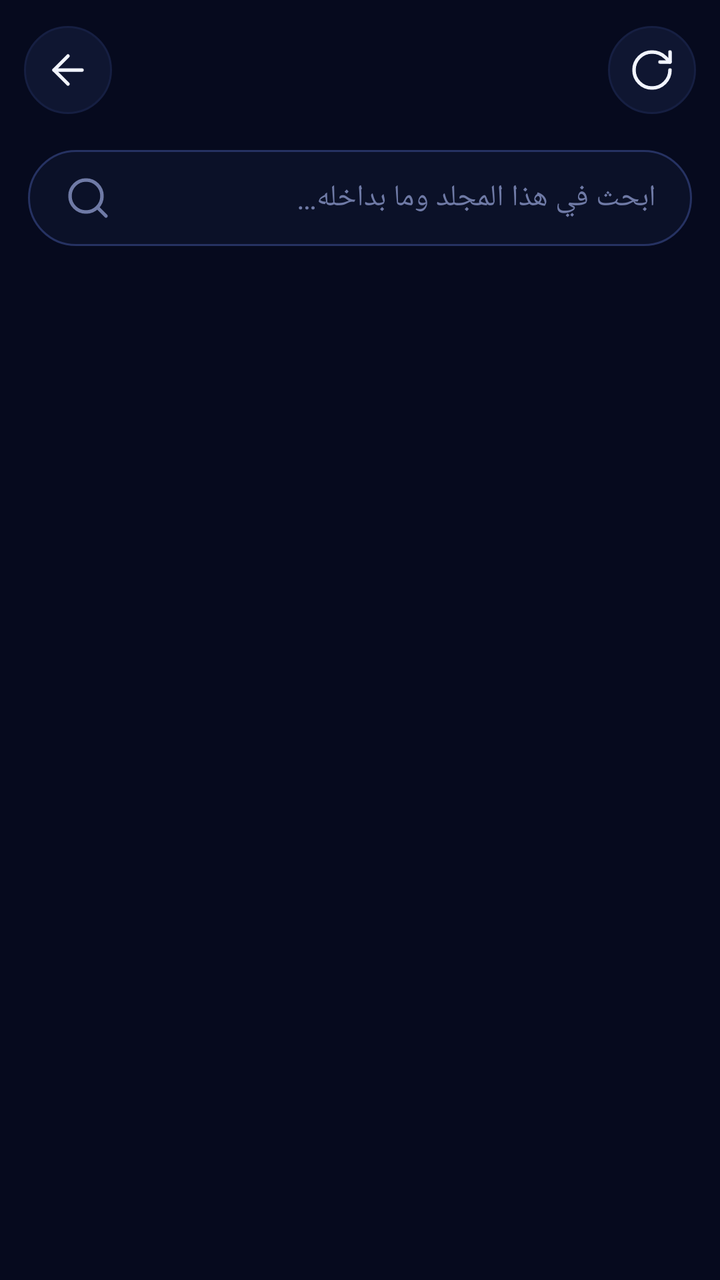
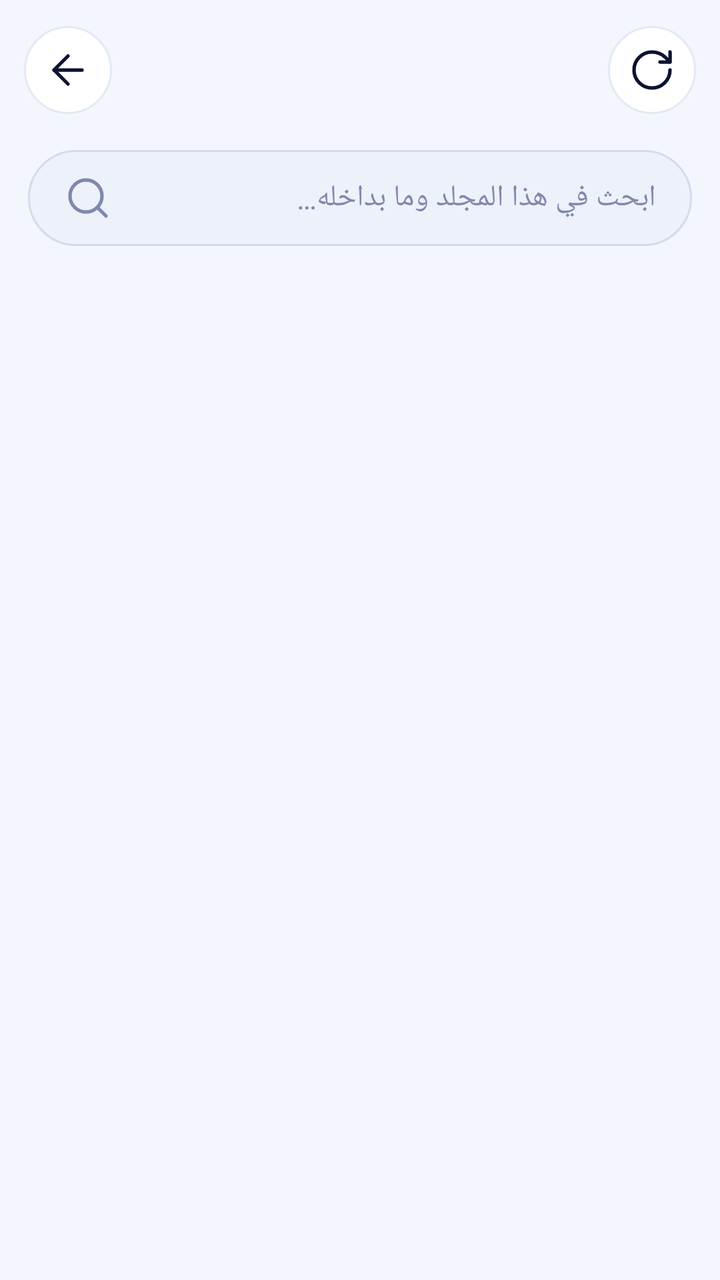

The first picture is an Android layout as it rendered before a commit; the second is the same layout after the commit. The layout source and the unified diff follow.
<!-- AndroidManifest.xml: application theme AppTheme -->
<!-- res/layout/activity_files.xml -->
<?xml version="1.0" encoding="utf-8"?>
<LinearLayout xmlns:android="http://schemas.android.com/apk/res/android"
    android:layout_width="match_parent"
    android:layout_height="match_parent"
    android:background="@color/bg"
    android:orientation="vertical">

    <include layout="@layout/view_header" />

    <ProgressBar
        android:id="@+id/loading"
        style="?android:attr/progressBarStyleHorizontal"
        android:layout_width="match_parent"
        android:layout_height="3dp"
        android:indeterminate="true"
        android:visibility="invisible" />

    
    <LinearLayout
        android:id="@+id/selBar"
        android:layout_width="match_parent"
        android:layout_height="wrap_content"
        android:layout_marginStart="14dp"
        android:layout_marginTop="4dp"
        android:layout_marginEnd="14dp"
        android:background="@drawable/bg_card"
        android:gravity="center_vertical"
        android:orientation="horizontal"
        android:paddingStart="8dp"
        android:paddingTop="4dp"
        android:paddingEnd="8dp"
        android:paddingBottom="4dp"
        android:visibility="gone">

        <ImageButton
            android:id="@+id/selClose"
            style="@style/IconButton"
            android:layout_width="38dp"
            android:layout_height="38dp"
            android:contentDescription="@string/cancel"
            android:src="@drawable/ic_cancel" />

        <TextView
            android:id="@+id/selCount"
            android:layout_width="0dp"
            android:layout_height="wrap_content"
            android:layout_marginStart="6dp"
            android:layout_weight="1"
            android:singleLine="true"
            android:textColor="@color/text_primary"
            android:textSize="15sp" />

        <ImageButton
            android:id="@+id/selAll"
            style="@style/IconButton"
            android:layout_width="38dp"
            android:layout_height="38dp"
            android:layout_marginEnd="4dp"
            android:contentDescription="@string/fm_select_all"
            android:src="@drawable/ic_check_circle" />

        <ImageButton
            android:id="@+id/selCopy"
            style="@style/IconButton"
            android:layout_width="38dp"
            android:layout_height="38dp"
            android:layout_marginEnd="4dp"
            android:contentDescription="@string/fm_copy"
            android:src="@drawable/ic_copy" />

        <ImageButton
            android:id="@+id/selCut"
            style="@style/IconButton"
            android:layout_width="38dp"
            android:layout_height="38dp"
            android:layout_marginEnd="4dp"
            android:contentDescription="@string/fm_move"
            android:src="@drawable/ic_scissors" />

        <ImageButton
            android:id="@+id/selDelete"
            style="@style/IconButton"
            android:layout_width="38dp"
            android:layout_height="38dp"
            android:layout_marginEnd="4dp"
            android:contentDescription="@string/delete"
            android:src="@drawable/ic_delete" />

        <ImageButton
            android:id="@+id/selMore"
            style="@style/IconButton"
            android:layout_width="38dp"
            android:layout_height="38dp"
            android:contentDescription="@string/more"
            android:src="@drawable/ic_more" />
    </LinearLayout>

    <EditText
        android:id="@+id/search"
        android:layout_width="match_parent"
        android:layout_height="wrap_content"
        android:layout_marginStart="14dp"
        android:layout_marginTop="4dp"
        android:layout_marginEnd="14dp"
        android:background="@drawable/bg_input"
        android:drawableStart="@drawable/ic_search"
        android:drawablePadding="12dp"
        android:drawableTint="@color/text_hint"
        android:hint="@string/fm_search_hint"
        android:importantForAutofill="no"
        android:inputType="text"
        android:maxLines="1"
        android:paddingStart="18dp"
        android:paddingTop="12dp"
        android:paddingEnd="18dp"
        android:paddingBottom="12dp"
        android:textColor="@color/text_primary"
        android:textColorHint="@color/text_hint"
        android:textSize="15sp" />

    
    <HorizontalScrollView
        android:layout_width="match_parent"
        android:layout_height="wrap_content"
        android:paddingStart="16dp"
        android:paddingTop="10dp"
        android:paddingEnd="16dp"
        android:paddingBottom="2dp"
        android:scrollbars="none">

        <LinearLayout
            android:id="@+id/placesRow"
            android:layout_width="wrap_content"
            android:layout_height="wrap_content"
            android:orientation="horizontal" />
    </HorizontalScrollView>

    
    <HorizontalScrollView
        android:id="@+id/crumbScroll"
        android:layout_width="match_parent"
        android:layout_height="wrap_content"
        android:layoutDirection="ltr"
        android:paddingStart="16dp"
        android:paddingTop="6dp"
        android:paddingEnd="16dp"
        android:paddingBottom="0dp"
        android:scrollbars="none">

        <LinearLayout
            android:id="@+id/crumbRow"
            android:layout_width="wrap_content"
            android:layout_height="wrap_content"
            android:gravity="center_vertical"
            android:orientation="horizontal" />
    </HorizontalScrollView>

    
    <LinearLayout
        android:id="@+id/storageCard"
        android:layout_width="match_parent"
        android:layout_height="wrap_content"
        android:orientation="vertical">

        <TextView
            android:id="@+id/storageText"
            android:layout_width="match_parent"
            android:layout_height="wrap_content"
            android:paddingStart="26dp"
            android:paddingTop="8dp"
            android:paddingEnd="26dp"
            android:textColor="@color/text_secondary"
            android:textSize="12sp" />

        <FrameLayout
            android:id="@+id/storageBarHolder"
            android:layout_width="match_parent"
            android:layout_height="wrap_content" />
    </LinearLayout>

    
    <LinearLayout
        android:id="@+id/permBanner"
        android:layout_width="match_parent"
        android:layout_height="wrap_content"
        android:layout_marginStart="14dp"
        android:layout_marginTop="8dp"
        android:layout_marginEnd="14dp"
        android:background="@drawable/bg_card"
        android:orientation="vertical"
        android:padding="16dp"
        android:visibility="gone">

        <TextView
            android:layout_width="match_parent"
            android:layout_height="wrap_content"
            android:text="@string/fm_perm_title"
            android:textColor="@color/text_primary"
            android:textSize="15sp"
            android:textStyle="bold" />

        <TextView
            android:layout_width="match_parent"
            android:layout_height="wrap_content"
            android:layout_marginTop="4dp"
            android:lineSpacingMultiplier="1.15"
            android:text="@string/fm_perm_body"
            android:textColor="@color/text_secondary"
            android:textSize="13sp" />

        <Button
            android:id="@+id/permGrant"
            style="@style/BtnPrimary"
            android:layout_width="match_parent"
            android:layout_height="wrap_content"
            android:layout_marginTop="12dp"
            android:minHeight="46dp"
            android:text="@string/fm_perm_grant" />
    </LinearLayout>

    
    <LinearLayout
        android:id="@+id/pasteBar"
        android:layout_width="match_parent"
        android:layout_height="wrap_content"
        android:layout_marginStart="14dp"
        android:layout_marginTop="8dp"
        android:layout_marginEnd="14dp"
        android:background="@drawable/bg_card"
        android:gravity="center_vertical"
        android:orientation="horizontal"
        android:paddingStart="16dp"
        android:paddingTop="6dp"
        android:paddingEnd="8dp"
        android:paddingBottom="6dp"
        android:visibility="gone">

        <ImageView
            android:layout_width="22dp"
            android:layout_height="22dp"
            android:importantForAccessibility="no"
            android:src="@drawable/ic_clipboard"
            android:tint="@color/accent_text" />

        <TextView
            android:id="@+id/pasteText"
            android:layout_width="0dp"
            android:layout_height="wrap_content"
            android:layout_marginStart="12dp"
            android:layout_weight="1"
            android:singleLine="true"
            android:textColor="@color/text_primary"
            android:textSize="14sp" />

        <Button
            android:id="@+id/pasteGo"
            style="@style/BtnPrimary"
            android:layout_width="wrap_content"
            android:layout_height="wrap_content"
            android:minHeight="40dp"
            android:paddingStart="18dp"
            android:paddingEnd="18dp"
            android:text="@string/fm_paste_here"
            android:textSize="14sp" />

        <ImageButton
            android:id="@+id/pasteCancel"
            style="@style/IconButton"
            android:layout_marginStart="4dp"
            android:contentDescription="@string/cancel"
            android:src="@drawable/ic_cancel" />
    </LinearLayout>

    <TextView
        android:id="@+id/status"
        android:layout_width="match_parent"
        android:layout_height="wrap_content"
        android:paddingStart="26dp"
        android:paddingTop="8dp"
        android:paddingEnd="26dp"
        android:paddingBottom="4dp"
        android:textColor="@color/text_secondary"
        android:textSize="13sp"
        android:visibility="gone" />

    <FrameLayout
        android:layout_width="match_parent"
        android:layout_height="0dp"
        android:layout_weight="1">

        <ListView
            android:id="@+id/list"
            android:layout_width="match_parent"
            android:layout_height="match_parent"
            android:clipToPadding="false"
            android:divider="@null"
            android:dividerHeight="0dp"
            android:listSelector="@android:color/transparent"
            android:paddingTop="8dp"
            android:paddingBottom="24dp"
            android:scrollbars="none" />

        <TextView
            android:id="@+id/empty"
            android:layout_width="match_parent"
            android:layout_height="wrap_content"
            android:layout_gravity="center"
            android:drawablePadding="14dp"
            android:drawableTint="@color/text_hint"
            android:drawableTop="@drawable/ic_folder"
            android:gravity="center"
            android:padding="32dp"
            android:textColor="@color/text_hint"
            android:textSize="15sp"
            android:visibility="gone" />
    </FrameLayout>
</LinearLayout>
<!-- res/layout/view_header.xml (included above) -->
<?xml version="1.0" encoding="utf-8"?>
<LinearLayout xmlns:android="http://schemas.android.com/apk/res/android"
    xmlns:app="http://schemas.android.com/apk/res-auto"
    android:layout_width="match_parent"
    android:layout_height="wrap_content"
    android:gravity="center_vertical"
    android:minHeight="68dp"
    android:orientation="horizontal"
    android:paddingStart="12dp"
    android:paddingTop="10dp"
    android:paddingEnd="12dp"
    android:paddingBottom="8dp">

    <ImageButton
        android:id="@+id/btnBack"
        style="@style/IconButton"
        android:contentDescription="@string/back"
        android:src="@drawable/ic_back" />

    <LinearLayout
        android:layout_width="0dp"
        android:layout_height="wrap_content"
        android:layout_weight="1"
        android:gravity="start"
        android:orientation="vertical"
        android:paddingStart="10dp"
        android:paddingEnd="8dp">

        <TextView
            android:id="@+id/title"
            android:layout_width="match_parent"
            android:layout_height="wrap_content"
            android:ellipsize="end"
            android:fontFamily="serif"
            android:gravity="start"
            android:maxLines="1"
            android:textAlignment="viewStart"
            android:textColor="@color/text_primary"
            android:textSize="22sp"
            app:autoSizeMaxTextSize="22sp"
            app:autoSizeMinTextSize="14sp"
            app:autoSizeStepGranularity="1sp"
            app:autoSizeTextType="uniform" />

        <TextView
            android:id="@+id/subtitle"
            android:layout_width="match_parent"
            android:layout_height="wrap_content"
            android:layout_marginTop="1dp"
            android:ellipsize="middle"
            android:gravity="start"
            android:singleLine="true"
            android:textAlignment="viewStart"
            android:textColor="@color/text_secondary"
            android:textSize="12.5sp" />
    </LinearLayout>

    <ImageButton
        android:id="@+id/btnA1"
        style="@style/IconButton"
        android:layout_marginEnd="6dp"
        android:visibility="gone" />

    <ImageButton
        android:id="@+id/btnA2"
        style="@style/IconButton"
        android:layout_marginEnd="6dp"
        android:visibility="gone" />

    <ImageButton
        android:id="@+id/btnRefresh"
        style="@style/IconButton"
        android:contentDescription="@string/refresh"
        android:src="@drawable/ic_refresh" />
</LinearLayout>
<!-- resources referenced by this layout -->
<resources>
  <color name="accent_text">#8FB8FF</color>
  <color name="bg">#060A1E</color>
  <color name="text_hint">#6F7AA6</color>
  <color name="text_primary">#F1F4FF</color>
  <color name="text_secondary">#A7B0D4</color>
  <string name="back">رجوع</string>
  <string name="cancel">إلغاء</string>
  <string name="delete">حذف</string>
  <string name="fm_copy">نسخ</string>
  <string name="fm_move">قص / نقل</string>
  <string name="fm_paste_here">لصق</string>
  <string name="fm_perm_grant">منح الإذن</string>
  <string name="fm_perm_title">مطلوب إذن الوصول إلى الملفات</string>
  <string name="fm_search_hint">ابحث في هذا المجلد وما بداخله…</string>
  <string name="fm_select_all">تحديد الكل</string>
  <string name="more">المزيد</string>
  <string name="refresh">تحديث</string>
  <style name="AppTheme" parent="Theme.AppCompat.NoActionBar">
          <item name="colorPrimary">@color/accent</item>
          <item name="colorPrimaryDark">@color/bg</item>
          <item name="colorAccent">@color/accent_text</item>
          <item name="android:windowBackground">@color/bg</item>
          <item name="android:statusBarColor">@color/bg</item>
          <item name="android:navigationBarColor">@color/bg</item>
          <item name="android:windowLightStatusBar">@bool/light_bars</item>
          <item name="android:textColorPrimary">@color/text_primary</item>
          <item name="android:textColorSecondary">@color/text_secondary</item>
          <item name="android:textColorHint">@color/text_hint</item>
          <item name="alertDialogTheme">@style/AppDialog</item>
          <item name="android:colorBackground">@color/bg</item>
          <item name="colorControlNormal">@color/text_secondary</item>
          <item name="colorControlActivated">@color/accent_text</item>
          <item name="android:textColorLink">@color/accent_text</item>
          <item name="android:windowAnimationStyle">@style/ActivityAnim</item>
      </style>
  <color name="surface">#0F1631</color>
  <color name="stroke_soft">#161F42</color>
  <color name="field">#0B1128</color>
  <color name="stroke">#263262</color>
  <!-- drawable btn_primary (drawable) -->
  <?xml version="1.0" encoding="utf-8"?>
  <ripple xmlns:android="http://schemas.android.com/apk/res/android" android:color="@color/ripple_on_accent">
      <item>
          <shape android:shape="rectangle">
              <gradient android:angle="0" android:startColor="@color/brand_start"
                  android:centerColor="@color/brand_mid" android:endColor="@color/brand_end" />
              <corners android:radius="100dp" />
          </shape>
      </item>
  </ripple>
  <color name="on_accent">#FFFFFF</color>
  <color name="accent">#3B82F6</color>
  <style name="AppDialog" parent="Theme.AppCompat.Dialog.Alert">
          <item name="colorAccent">@color/accent_text</item>
          <item name="android:windowBackground">@drawable/bg_dialog</item>
          <item name="android:textColorPrimary">@color/text_primary</item>
          <item name="android:textColorSecondary">@color/text_secondary</item>
          <item name="android:backgroundDimAmount">0.62</item>
          <item name="android:windowAnimationStyle">@style/DialogAnim</item>
          <item name="windowMinWidthMinor">92%</item>
          <item name="windowMinWidthMajor">60%</item>
          <item name="android:windowElevation">0dp</item>
      </style>
  <color name="ripple_on_accent">#22000000</color>
  <color name="brand_start">#2F8CFF</color>
  <color name="brand_mid">#5B5BF0</color>
  <color name="brand_end">#A855F7</color>
  <color name="ripple">#22FFFFFF</color>
  <!-- unchanged entries left out for length: 20 -->
</resources>

<!-- the commit's change to res/layout/activity_files.xml (unified diff, before → after) -->
@@ -240,7 +240,7 @@
             android:layout_height="22dp"
             android:importantForAccessibility="no"
             android:src="@drawable/ic_clipboard"
-            android:tint="@color/accent_text" />
+            android:tint="?attr/cAccentText" />
 
         <TextView
             android:id="@+id/pasteText"
<!-- resource entries referenced after the edit -->
@@ -1,10 +1,11 @@
 <!-- resources referenced by this layout -->
 <resources>
-  <color name="accent_text">#8FB8FF</color>
-  <color name="bg">#060A1E</color>
-  <color name="text_hint">#6F7AA6</color>
-  <color name="text_primary">#F1F4FF</color>
-  <color name="text_secondary">#A7B0D4</color>
+  <color name="accent_text">#1D55CC</color>
+  <color name="accent_soft">#E2EBFF</color>
+  <color name="bg">#F3F6FC</color>
+  <color name="text_hint">#7F89AD</color>
+  <color name="text_primary">#0C1330</color>
+  <color name="text_secondary">#454F78</color>
   <string name="back">رجوع</string>
   <string name="cancel">إلغاء</string>
   <string name="delete">حذف</string>
@@ -17,10 +18,16 @@
   <string name="fm_select_all">تحديد الكل</string>
   <string name="more">المزيد</string>
   <string name="refresh">تحديث</string>
-  <style name="AppTheme" parent="Theme.AppCompat.NoActionBar">
-          <item name="colorPrimary">@color/accent</item>
+  <style name="AppTheme" parent="Theme.AppCompat.DayNight.NoActionBar">
+          <item name="cAccent">@color/accent</item>
+          <item name="cAccentText">@color/accent_text</item>
+          <item name="cAccentSoft">@color/accent_soft</item>
+          <item name="cBrandStart">@color/brand_start</item>
+          <item name="cBrandMid">@color/brand_mid</item>
+          <item name="cBrandEnd">@color/brand_end</item>
+          <item name="colorPrimary">?attr/cAccent</item>
           <item name="colorPrimaryDark">@color/bg</item>
-          <item name="colorAccent">@color/accent_text</item>
+          <item name="colorAccent">?attr/cAccentText</item>
           <item name="android:windowBackground">@color/bg</item>
           <item name="android:statusBarColor">@color/bg</item>
           <item name="android:navigationBarColor">@color/bg</item>
@@ -31,29 +38,29 @@
           <item name="alertDialogTheme">@style/AppDialog</item>
           <item name="android:colorBackground">@color/bg</item>
           <item name="colorControlNormal">@color/text_secondary</item>
-          <item name="colorControlActivated">@color/accent_text</item>
-          <item name="android:textColorLink">@color/accent_text</item>
+          <item name="colorControlActivated">?attr/cAccentText</item>
+          <item name="android:textColorLink">?attr/cAccentText</item>
           <item name="android:windowAnimationStyle">@style/ActivityAnim</item>
       </style>
-  <color name="surface">#0F1631</color>
-  <color name="stroke_soft">#161F42</color>
-  <color name="field">#0B1128</color>
-  <color name="stroke">#263262</color>
+  <color name="surface">#FFFFFF</color>
+  <color name="stroke_soft">#E3E9F5</color>
+  <color name="field">#EDF1F9</color>
+  <color name="stroke">#D3DBEC</color>
   <!-- drawable btn_primary (drawable) -->
   <?xml version="1.0" encoding="utf-8"?>
   <ripple xmlns:android="http://schemas.android.com/apk/res/android" android:color="@color/ripple_on_accent">
       <item>
           <shape android:shape="rectangle">
-              <gradient android:angle="0" android:startColor="@color/brand_start"
-                  android:centerColor="@color/brand_mid" android:endColor="@color/brand_end" />
+              <gradient android:angle="0" android:startColor="?attr/cBrandStart"
+                  android:centerColor="?attr/cBrandMid" android:endColor="?attr/cBrandEnd" />
               <corners android:radius="100dp" />
           </shape>
       </item>
   </ripple>
   <color name="on_accent">#FFFFFF</color>
-  <color name="accent">#3B82F6</color>
-  <style name="AppDialog" parent="Theme.AppCompat.Dialog.Alert">
-          <item name="colorAccent">@color/accent_text</item>
+  <color name="accent">#2F6FEB</color>
+  <style name="AppDialog" parent="Theme.AppCompat.DayNight.Dialog.Alert">
+          <item name="colorAccent">?attr/cAccentText</item>
           <item name="android:windowBackground">@drawable/bg_dialog</item>
           <item name="android:textColorPrimary">@color/text_primary</item>
           <item name="android:textColorSecondary">@color/text_secondary</item>
@@ -67,7 +74,7 @@
   <color name="brand_start">#2F8CFF</color>
   <color name="brand_mid">#5B5BF0</color>
   <color name="brand_end">#A855F7</color>
-  <color name="ripple">#22FFFFFF</color>
+  <color name="ripple">#1F2F4BC8</color>
   <!-- unchanged entries left out for length: 20 -->
 </resources>
 
